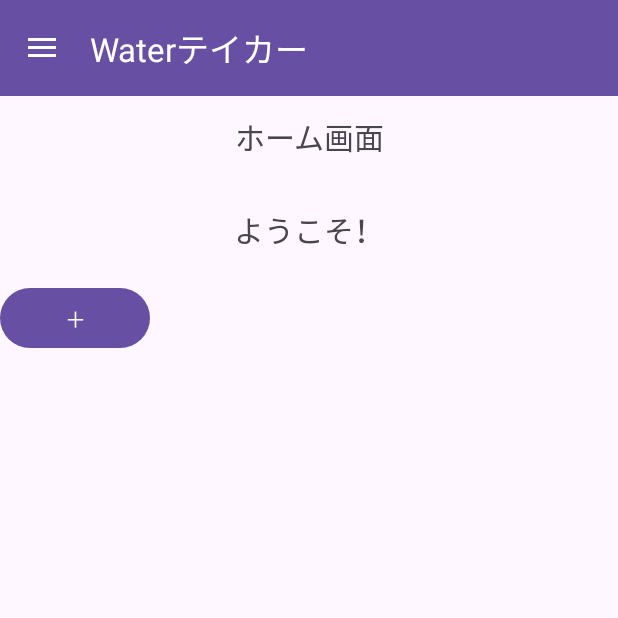
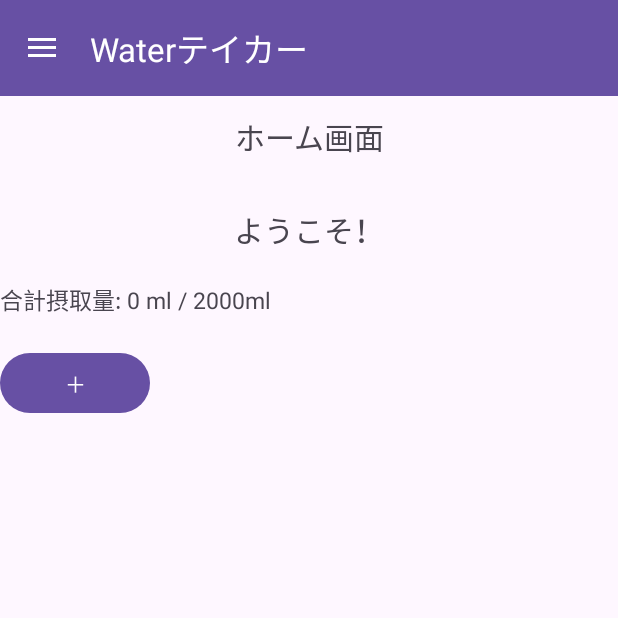
Before and after one commit to yamashita1001/J18_TeamProject, an Android app: the HomeActivity screen opened directly, with no data from a screen before it, on a phone screen of 412 x 824 dp, the top half of it. Run offline under Robolectric (Android 15) with nearby library versions, the phone set to English and light mode, and no system bars.

Commit message:
水分摂取入力結合

```diff
--- a/app/src/main/java/com/example/test/HomeActivity.kt
+++ b/app/src/main/java/com/example/test/HomeActivity.kt
@@ -12,6 +12,10 @@ import com.google.android.material.navigation.NavigationView
 
 class HomeActivity : AppCompatActivity() {
 
+    // 合計摂取量変数
+    companion object {
+        var sumWater = 0 // 静的に合計を保持
+    }
 
     override fun onCreate(savedInstanceState: Bundle?) {
         super.onCreate(savedInstanceState)
@@ -32,6 +36,23 @@ class HomeActivity : AppCompatActivity() {
         val inputWaterButton = findViewById<Button>(R.id.inputWaterButton)
         val drawerLayout: DrawerLayout = findViewById(R.id.drawer_layout)
         val navigationView: NavigationView = findViewById(R.id.navigation_view)
+        val inputWaterValueTextView = findViewById<TextView>(R.id.inputWaterValueTextView)
+
+
+        // InputWaterからデータ受け取り
+        val text = intent.getStringExtra("TEXT_KEY")
+        // InputWaterから値を継承したものを数値に変換して合計表示
+        if (!text.isNullOrEmpty()) {
+            val waterValue = text.toIntOrNull() // 数値変換
+            if (waterValue != null) {
+                sumWater += waterValue // 合計に加算
+            }
+        }
+
+        // 合計を表示
+        inputWaterValueTextView.text = "合計摂取量: $sumWater ml / 2000ml"
+
+
 
         // ハンバーガーアイコンの設定
         val toggle = ActionBarDrawerToggle(
--- a/app/src/main/java/com/example/test/MainActivity.kt
+++ b/app/src/main/java/com/example/test/MainActivity.kt
@@ -38,7 +38,7 @@ class MainActivity : AppCompatActivity() {
 //                Toast.makeText(this, "Invalid Credentials", Toast.LENGTH_SHORT).show()
 //            }
             if (logindb.validateUser(username, password)) {
-                Toast.makeText(this, "ログイン成功！", Toast.LENGTH_SHORT).show()
+                Toast.makeText(this, "ログインしました", Toast.LENGTH_SHORT).show()
                 // 次の画面に進む処理を追加
                 // HomeActivityに遷移
                 val intent = Intent(this, HomeActivity::class.java)
--- a/app/src/main/res/layout/activity_home.xml
+++ b/app/src/main/res/layout/activity_home.xml
@@ -41,6 +41,15 @@
             android:layout_marginTop="20dp"
             android:layout_marginBottom="20dp" />
 
+        <!-- 水分量の表示  -->
+        <TextView
+            android:id="@+id/inputWaterValueTextView"
+            android:layout_width="wrap_content"
+            android:layout_height="wrap_content"
+            android:text="水分量表示"
+            android:textSize="15sp"
+            android:layout_marginBottom="20dp" />
+
         <!-- プラスボタン(入力画面遷移ボタン)   -->
         <Button
             android:id="@+id/inputWaterButton"
```
